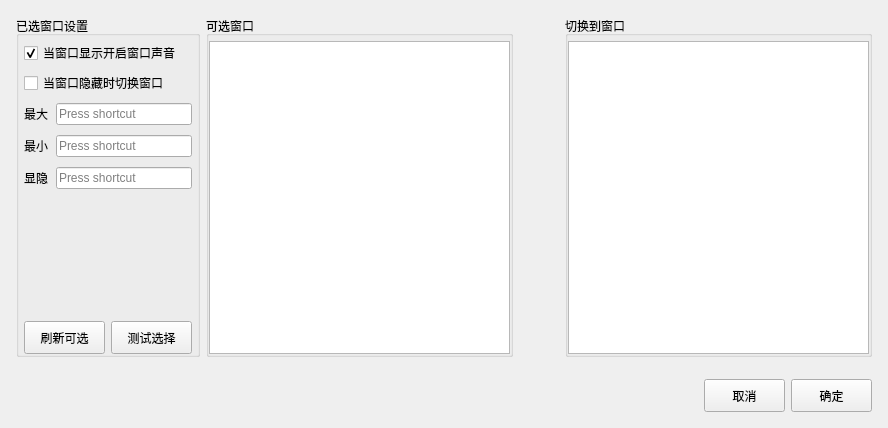
The window that OneKeyHide/ui/newdialog.ui (BiteBit/OneKeyHide) describes before a commit, drawn with Qt 5.
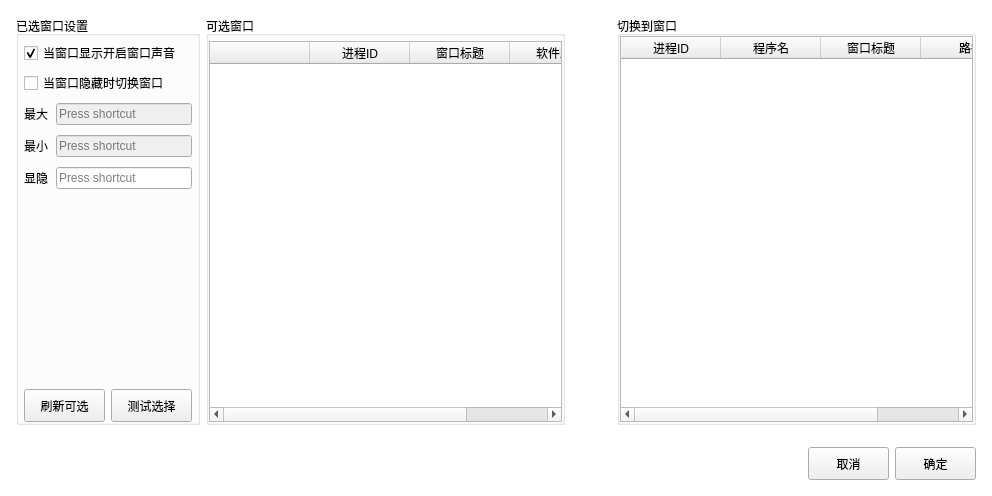
The same window after the commit.

Diff of the .ui file:
```diff
--- a/OneKeyHide/ui/newdialog.ui
+++ b/OneKeyHide/ui/newdialog.ui
@@ -6,13 +6,18 @@
    <rect>
     <x>0</x>
     <y>0</y>
-    <width>888</width>
-    <height>428</height>
+    <width>992</width>
+    <height>496</height>
    </rect>
   </property>
   <property name="windowTitle">
    <string>NewDialog</string>
   </property>
+  <property name="styleSheet">
+   <string notr="true">#NewDialog{
+background-color: rgb(255, 255, 255);
+}</string>
+  </property>
   <layout class="QVBoxLayout" name="verticalLayout">
    <property name="spacing">
     <number>0</number>
@@ -116,6 +121,9 @@
                 </item>
                 <item>
                  <widget class="QKeySequenceEdit" name="keySequenceEditMax">
+                  <property name="enabled">
+                   <bool>false</bool>
+                  </property>
                   <property name="minimumSize">
                    <size>
                     <width>0</width>
@@ -158,6 +166,9 @@
                 </item>
                 <item>
                  <widget class="QKeySequenceEdit" name="keySequenceEditMin">
+                  <property name="enabled">
+                   <bool>false</bool>
+                  </property>
                   <property name="minimumSize">
                    <size>
                     <width>0</width>
@@ -215,6 +226,9 @@
                   <property name="toolTip">
                    <string>&lt;html&gt;&lt;head/&gt;&lt;body&gt;&lt;p&gt;&lt;span style=&quot; font-size:10pt; font-weight:600; color:#00aaff;&quot;&gt; 请开始按您需要设置的快捷键&lt;/span&gt;&lt;/p&gt;&lt;/body&gt;&lt;/html&gt;</string>
                   </property>
+                  <property name="autoFillBackground">
+                   <bool>false</bool>
+                  </property>
                  </widget>
                 </item>
                </layout>
@@ -301,7 +315,37 @@
              <number>0</number>
             </property>
             <item>
-             <widget class="QListWidget" name="listWidgetOptionalWindows"/>
+             <widget class="QTableWidget" name="tableWidgetOption">
+              <property name="editTriggers">
+               <set>QAbstractItemView::NoEditTriggers</set>
+              </property>
+              <property name="selectionMode">
+               <enum>QAbstractItemView::SingleSelection</enum>
+              </property>
+              <property name="selectionBehavior">
+               <enum>QAbstractItemView::SelectRows</enum>
+              </property>
+              <column>
+               <property name="text">
+                <string/>
+               </property>
+              </column>
+              <column>
+               <property name="text">
+                <string>进程ID</string>
+               </property>
+              </column>
+              <column>
+               <property name="text">
+                <string>窗口标题</string>
+               </property>
+              </column>
+              <column>
+               <property name="text">
+                <string>软件路径</string>
+               </property>
+              </column>
+             </widget>
             </item>
            </layout>
           </widget>
@@ -335,7 +379,7 @@
              <number>0</number>
             </property>
             <property name="topMargin">
-             <number>5</number>
+             <number>0</number>
             </property>
             <property name="rightMargin">
              <number>0</number>
@@ -344,7 +388,37 @@
              <number>0</number>
             </property>
             <item>
-             <widget class="QListWidget" name="listWidgetSwitchWindows"/>
+             <widget class="QTableWidget" name="tableWidgetSwitching">
+              <property name="editTriggers">
+               <set>QAbstractItemView::NoEditTriggers</set>
+              </property>
+              <property name="selectionMode">
+               <enum>QAbstractItemView::SingleSelection</enum>
+              </property>
+              <property name="selectionBehavior">
+               <enum>QAbstractItemView::SelectRows</enum>
+              </property>
+              <column>
+               <property name="text">
+                <string>进程ID</string>
+               </property>
+              </column>
+              <column>
+               <property name="text">
+                <string>程序名</string>
+               </property>
+              </column>
+              <column>
+               <property name="text">
+                <string>窗口标题</string>
+               </property>
+              </column>
+              <column>
+               <property name="text">
+                <string>路径</string>
+               </property>
+              </column>
+             </widget>
             </item>
            </layout>
           </widget>
```
